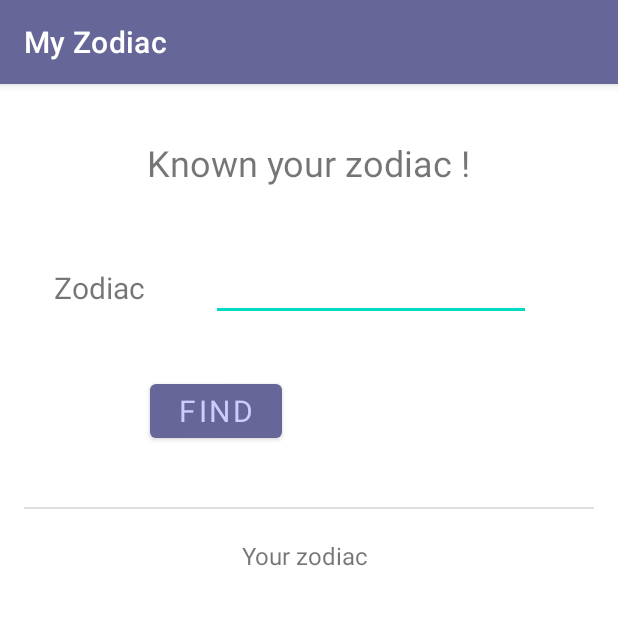
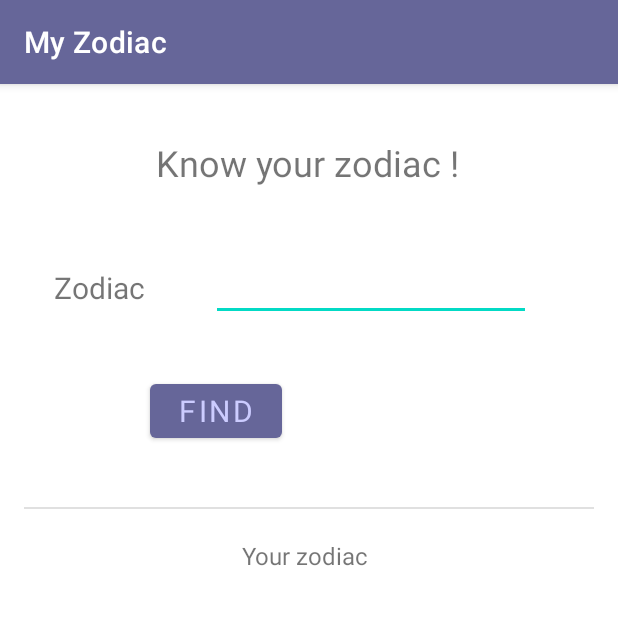
Before and after one commit to nadhilamizayaasriel01/Assesment-1-Mobpro, an Android app: the screen it shows after launch (MainActivity), on a phone screen of 412 x 824 dp, the top half of it. Run offline under Robolectric (Android 15) with nearby library versions, the phone set to English and light mode, and no system bars; Roboto replaces fonts that are not available here.

Commit message:
Assesment 1 new

```diff
--- a/app/src/main/res/values/strings.xml
+++ b/app/src/main/res/values/strings.xml
@@ -1,6 +1,6 @@
 <resources>
     <string name="app_name">My Zodiac</string>
-    <string name="zodiak">Known your zodiac !</string>
+    <string name="zodiak">Know your zodiac !</string>
     <string name="btnFind">Find</string>
     <string name="inputName">Name</string>
     <string name="btnReset">Reset</string>
```
